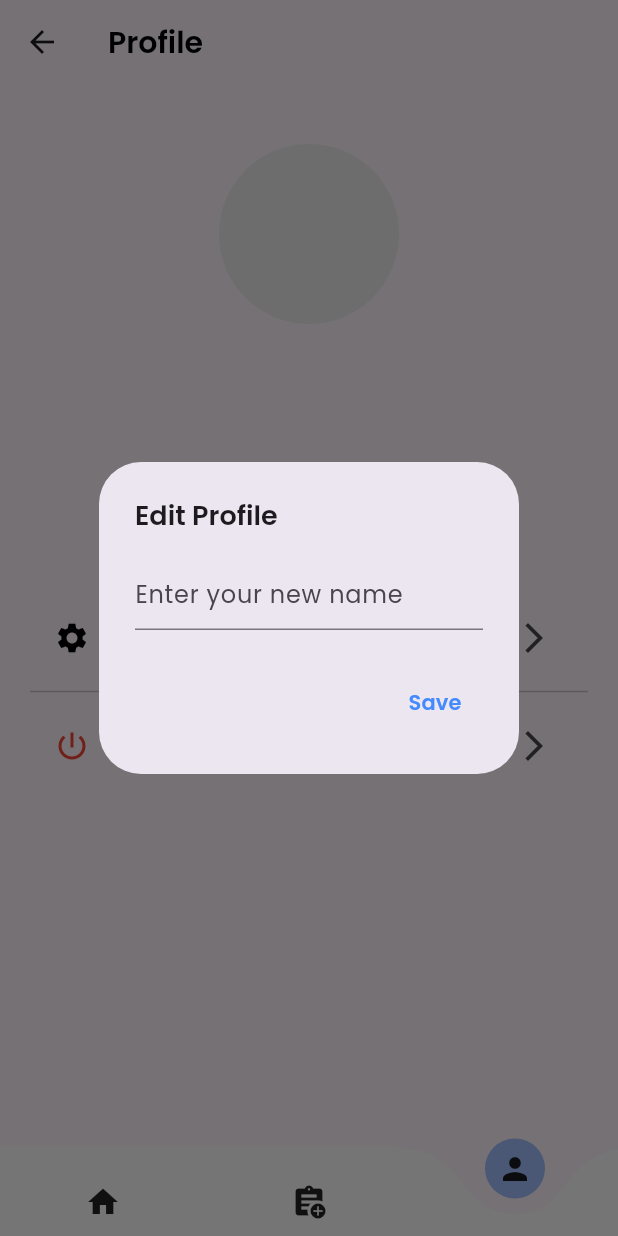
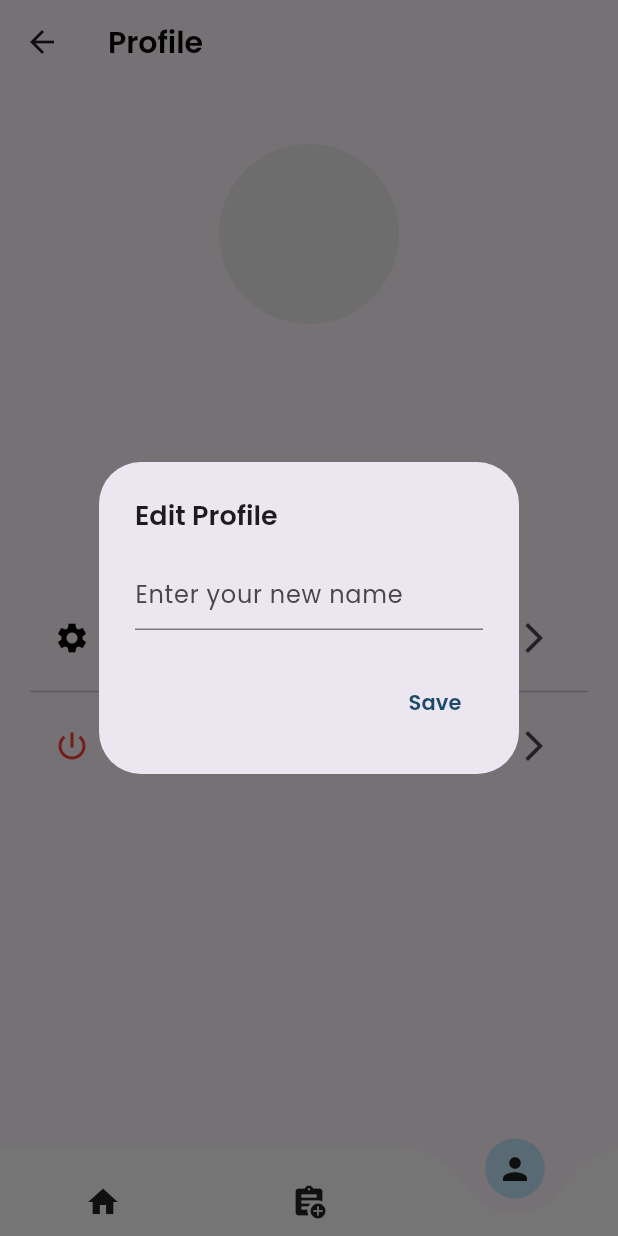
Before and after one commit to ganeshgodase4594/KVP-Project, a Flutter app: the BottomNavigation screen opened directly, item 3 of the bottom bar chosen, after a tap on "Edit Profile", on a phone screen of 412 x 824 dp. Run offline on Flutter 3.47's test engine with Material 3 defaults, Android fonts, the phone set to English and light mode, and no system bars; drawn by our look-alikes of curved_navigation_bar; our stand-ins replace cloud_firestore, file_picker, firebase_auth, firebase_core, get, google_fonts and 3 more; missing offline and left inert: svg_image; accounts and stored records are empty.

Commit message:
minor changes

```diff
--- a/kvp/lib/main.dart
+++ b/kvp/lib/main.dart
@@ -2,6 +2,7 @@ import 'package:firebase_auth/firebase_auth.dart';
 import 'package:firebase_core/firebase_core.dart';
 import 'package:flutter/material.dart';
 import 'package:get/get.dart';
+import 'package:kvp/firebase_options.dart';
 import 'package:kvp/provider/assesmentrecordprovider.dart';
 import 'package:kvp/provider/attendenceprovider.dart';
 import 'package:kvp/provider/checkbox.dart';
@@ -18,7 +19,9 @@ void main() async {
   WidgetsFlutterBinding.ensureInitialized();
 
   // initialiaze the firebase
-  await Firebase.initializeApp();
+  await Firebase.initializeApp(
+    options: DefaultFirebaseOptions.currentPlatform,
+  );
 
   runApp(
     MultiProvider(
--- a/kvp/lib/screen/homescreen.dart
+++ b/kvp/lib/screen/homescreen.dart
@@ -158,7 +158,7 @@ class _HomeScreenState extends State<HomeScreen> with TickerProviderStateMixin {
                             Container(
                               padding: const EdgeInsets.all(8),
                               decoration: BoxDecoration(
-                                color: const Color.fromRGBO(25, 72, 106, 1.0),
+                                color: Colors.lightBlueAccent.withOpacity(0.3),
                                 borderRadius: BorderRadius.circular(8),
                               ),
                               child: Center(
@@ -168,7 +168,7 @@ class _HomeScreenState extends State<HomeScreen> with TickerProviderStateMixin {
                                   style: GoogleFonts.poppins(
                                     fontWeight: FontWeight.w500,
                                     fontSize: 15,
-                                    color: Colors.white,
+                                    color: Colors.black,
                                   ),
                                   overflow: TextOverflow.ellipsis,
                                   maxLines: 5, // Limits the text to 5 lines
--- a/kvp/lib/screen/navigation/bottom_navigation.dart
+++ b/kvp/lib/screen/navigation/bottom_navigation.dart
@@ -19,7 +19,7 @@ class _BottomNavigationState extends State<BottomNavigation> {
     return Scaffold(
       body: _screens[_selectedIndex],
       bottomNavigationBar: CurvedNavigationBar(
-        buttonBackgroundColor: Colors.blueAccent.withOpacity(0.5),
+        buttonBackgroundColor: Colors.lightBlueAccent.withOpacity(0.3),
         height: 60,
         backgroundColor: Colors.transparent,
         items: _navigationItems,
--- a/kvp/lib/screen/profilepage.dart
+++ b/kvp/lib/screen/profilepage.dart
@@ -143,7 +143,7 @@ class _ProfilePageState extends State<ProfilePage> {
                             'Save',
                             style: GoogleFonts.poppins(
                               fontWeight: FontWeight.w600,
-                              color: Colors.blueAccent,
+                              color: const Color.fromRGBO(25, 72, 106, 1.0),
                             ),
                           ),
                         ),
@@ -156,7 +156,7 @@ class _ProfilePageState extends State<ProfilePage> {
                 padding:
                     const EdgeInsets.symmetric(horizontal: 50, vertical: 12),
                 decoration: BoxDecoration(
-                  color: Colors.blueAccent,
+                  color: const Color.fromRGBO(25, 72, 106, 1.0),
                   borderRadius: BorderRadius.circular(30),
                 ),
                 child: Text(
```
Also changed, not shown: kvp/lib/firebase_options.dart.
